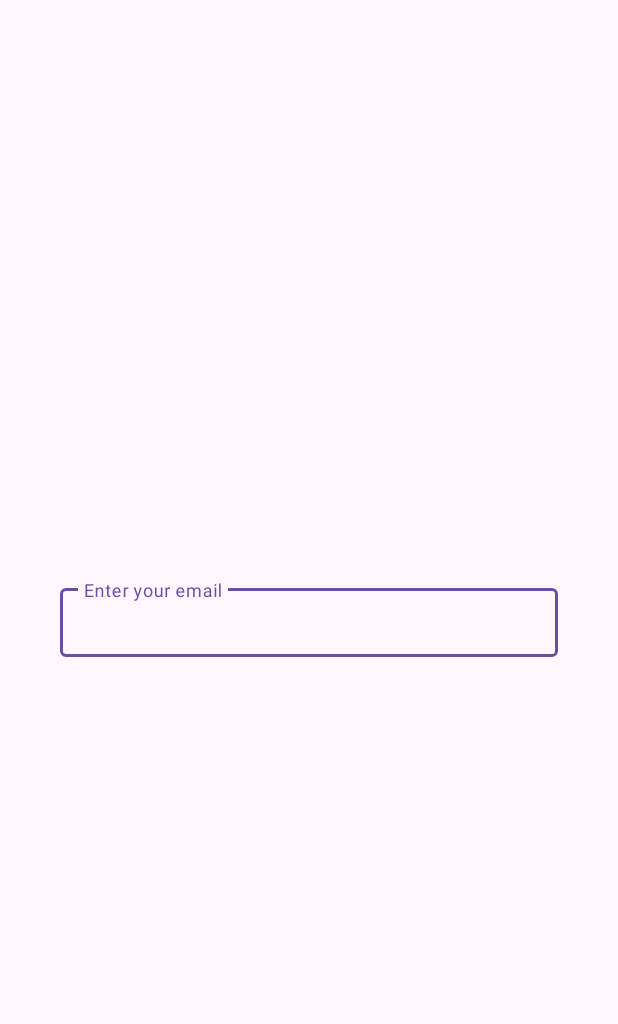
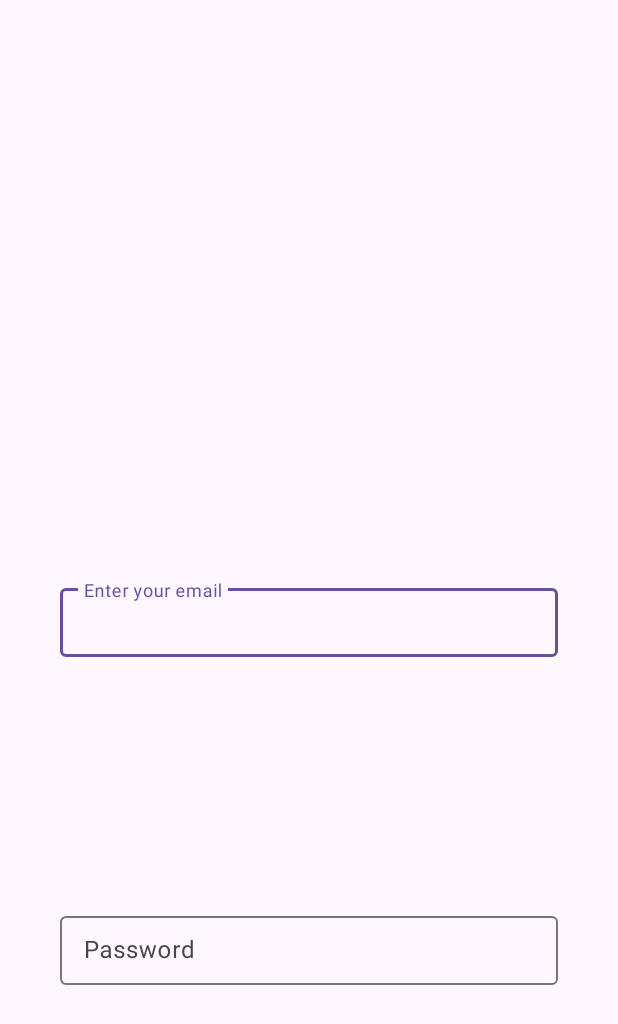
Before and after one commit to serkan-bayram/ma-assignment, an Android app: the screen it shows after launch (SignInActivity), on a phone screen of 412 x 824 dp. Shown: the top 1024 px of the screen. Run offline under Robolectric (Android 15) with nearby library versions, the phone set to English and light mode, and no system bars.

Commit message:
Add password input

```diff
--- a/app/src/main/res/layout/sign_in_activity.xml
+++ b/app/src/main/res/layout/sign_in_activity.xml
@@ -27,6 +27,23 @@
 
     </com.google.android.material.textfield.TextInputLayout>
 
+    <com.google.android.material.textfield.TextInputLayout
+        android:id="@+id/passwordInput"
+        android:layout_width="332dp"
+        android:layout_height="51dp"
+        android:hint="@string/password_input"
+        app:layout_constraintBottom_toBottomOf="parent"
+        app:layout_constraintEnd_toEndOf="parent"
+        app:layout_constraintStart_toStartOf="parent"
+        app:layout_constraintTop_toBottomOf="@+id/emailInput">
+
+        <com.google.android.material.textfield.TextInputEditText
+            android:layout_width="match_parent"
+            android:layout_height="wrap_content" />
+
+    </com.google.android.material.textfield.TextInputLayout>
+
+
 
 
 </androidx.constraintlayout.widget.ConstraintLayout>
--- a/app/src/main/res/values/strings.xml
+++ b/app/src/main/res/values/strings.xml
@@ -2,4 +2,5 @@
     <string name="app_name">MA_Assignment</string>
 
     <string name="email_input">Enter your email</string>
+    <string name="password_input">Password</string>
 </resources>
```
